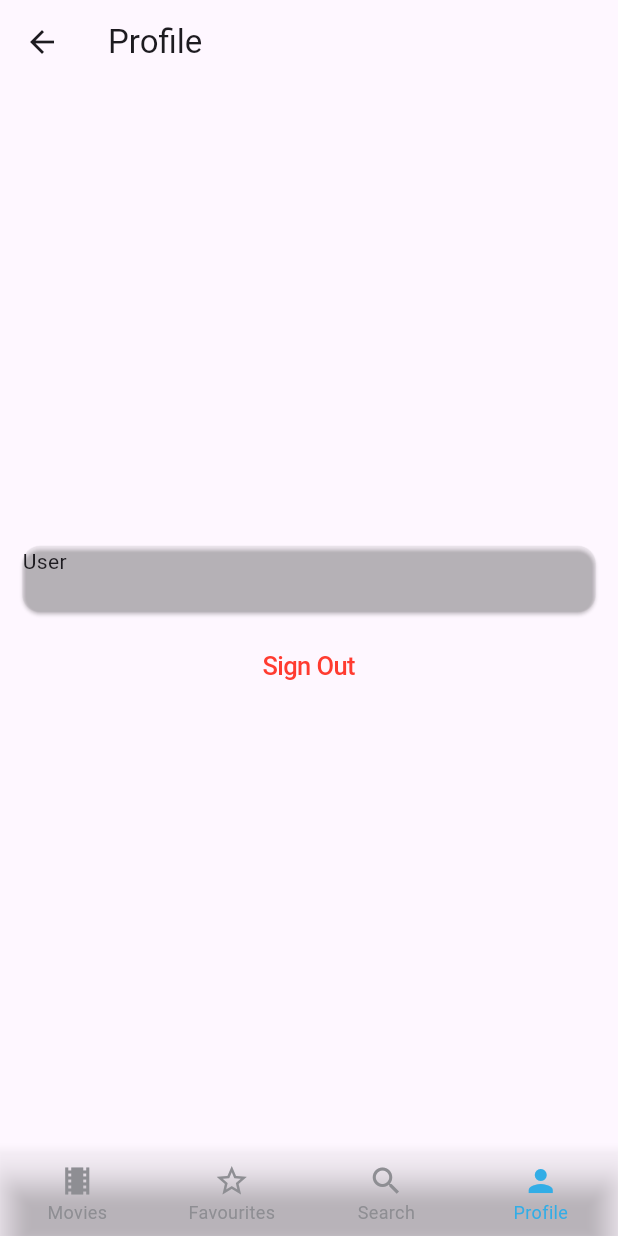
After one commit to AnatolShum/Flutter_Movies, a Flutter app: the MoviesTabBar screen opened directly, on a phone screen of 412 x 824 dp. The commit adds this screen. Run offline on Flutter 3.47's test engine with Material 3 defaults, Android fonts, the phone set to English and light mode, and no system bars; our stand-ins replace firebase_auth, firebase_core; accounts and stored records are empty.

Commit message:
add bottom tab bar

```diff
--- /dev/null
+++ b/lib/views/bottom_bar_view.dart
@@ -0,0 +1,68 @@
+import 'package:flutter/cupertino.dart';
+import 'package:flutter/material.dart';
+import 'package:movies/views/favourites_view.dart';
+import 'package:movies/views/movies_view.dart';
+import 'package:movies/views/profile_view.dart';
+import 'package:movies/views/search_view.dart';
+
+class MoviesTabBar extends StatefulWidget {
+  const MoviesTabBar({super.key});
+
+  @override
+  State<MoviesTabBar> createState() => _MoviesTabBarState();
+}
+
+class _MoviesTabBarState extends State<MoviesTabBar> {
+  int _selectedIndex = 3;
+
+  static const List<Widget> _tabBarWidgets = [
+    MoviesView(),
+    FavouritesView(),
+    SearchView(),
+    ProfileView(),
+  ];
+
+  void _itemTapped(int index) {
+    setState(() {
+      _selectedIndex = index;
+    });
+  }
+
+  @override
+  Widget build(BuildContext context) {
+    return Scaffold(
+      body: _tabBarWidgets.elementAt(_selectedIndex),
+      bottomNavigationBar: BottomNavigationBar(
+        items: const <BottomNavigationBarItem>[
+          BottomNavigationBarItem(
+            icon: Icon(Icons.theaters),
+            label: 'Movies',
+          ),
+          BottomNavigationBarItem(
+            icon: Icon(Icons.star_border),
+            activeIcon: Icon(Icons.star),
+            label: 'Favourites',
+          ),
+          BottomNavigationBarItem(
+            icon: Icon(Icons.search),
+            label: 'Search',
+          ),
+          BottomNavigationBarItem(
+            icon: Icon(Icons.person_outline),
+            activeIcon: Icon(Icons.person),
+            label: 'Profile',
+            ),
+        ],
+        type: BottomNavigationBarType.fixed,
+        backgroundColor: Colors.transparent,
+        currentIndex: _selectedIndex,
+        selectedItemColor: CupertinoColors.systemCyan,
+        selectedFontSize: 12,
+        unselectedItemColor: CupertinoColors.systemGrey,
+        unselectedFontSize: 12,
+        showUnselectedLabels: true,
+        onTap: _itemTapped,
+      ),
+    );
+  }
+}
--- /dev/null
+++ b/lib/views/profile_view.dart
@@ -0,0 +1,71 @@
+import 'package:firebase_auth/firebase_auth.dart';
+import 'package:flutter/cupertino.dart';
+import 'package:flutter/material.dart';
+import 'package:movies/managers/alert_manager.dart';
+import 'package:movies/widgets/action_button.dart';
+
+class ProfileView extends StatefulWidget {
+  const ProfileView({super.key});
+
+  @override
+  State<ProfileView> createState() => _ProfileViewState();
+}
+
+class _ProfileViewState extends State<ProfileView> {
+  AlertManager? alertManager;
+
+  void signOut() async {
+    alertManager = AlertManager(context: context);
+
+    try {
+      await FirebaseAuth.instance.signOut();
+    } on FirebaseAuthException catch (e) {
+      alertManager?.showAlert(e.message);
+    }
+  }
+
+  @override
+  Widget build(BuildContext context) {
+    return Scaffold(
+      appBar: AppBar(
+        title: const Text('Profile'),
+      ),
+      body: Center(
+        child: Column(
+          mainAxisAlignment: MainAxisAlignment.center,
+          crossAxisAlignment: CrossAxisAlignment.stretch,
+          children: [
+            CellView(child: const Text('User')),
+            ActionButton(
+                  onPressed: signOut,
+                  title: 'Sign Out',
+                  titleColor: CupertinoColors.systemRed,
+                ),
+          ],
+        ),
+      ),
+    );
+  }
+}
+
+class CellView extends StatelessWidget {
+  final Widget child;
+  const CellView({super.key, required this.child});
+
+  @override
+  Widget build(BuildContext context) {
+    return Card(
+      color: Colors.grey.withOpacity(0.1),
+      margin: EdgeInsets.fromLTRB(15, 10, 15, 10),
+      child: Column(
+        crossAxisAlignment: CrossAxisAlignment.start,
+        children: [
+          SizedBox(
+            height: 44,
+            child: child,
+          ),
+        ],
+      ),
+    );
+  }
+}
--- /dev/null
+++ b/lib/widgets/action_button.dart
@@ -0,0 +1,22 @@
+import 'package:flutter/cupertino.dart';
+import 'package:flutter/material.dart';
+
+class ActionButton extends StatelessWidget {
+  final Color? color;
+  final Function() onPressed;
+  final String title;
+  final Color? titleColor;
+
+  const ActionButton({super.key, this.color, required this.onPressed, required this.title, this.titleColor});
+
+
+
+  @override
+  Widget build(BuildContext context) {
+    return CupertinoButton(
+      color: color ?? Colors.transparent,
+      onPressed: onPressed,
+      child: Text(title, style: TextStyle(fontWeight: FontWeight.w500, color: titleColor ?? Colors.black,)),
+      );
+  }
+}
```
Also changed, not shown: lib/main.dart (+1 -63 lines), lib/views/entry_view.dart (added, +45 -0 lines), lib/views/favourites_view.dart (added, +18 -0 lines), lib/views/movies_view.dart (added, +31 -0 lines), lib/views/search_view.dart (added, +18 -0 lines).
